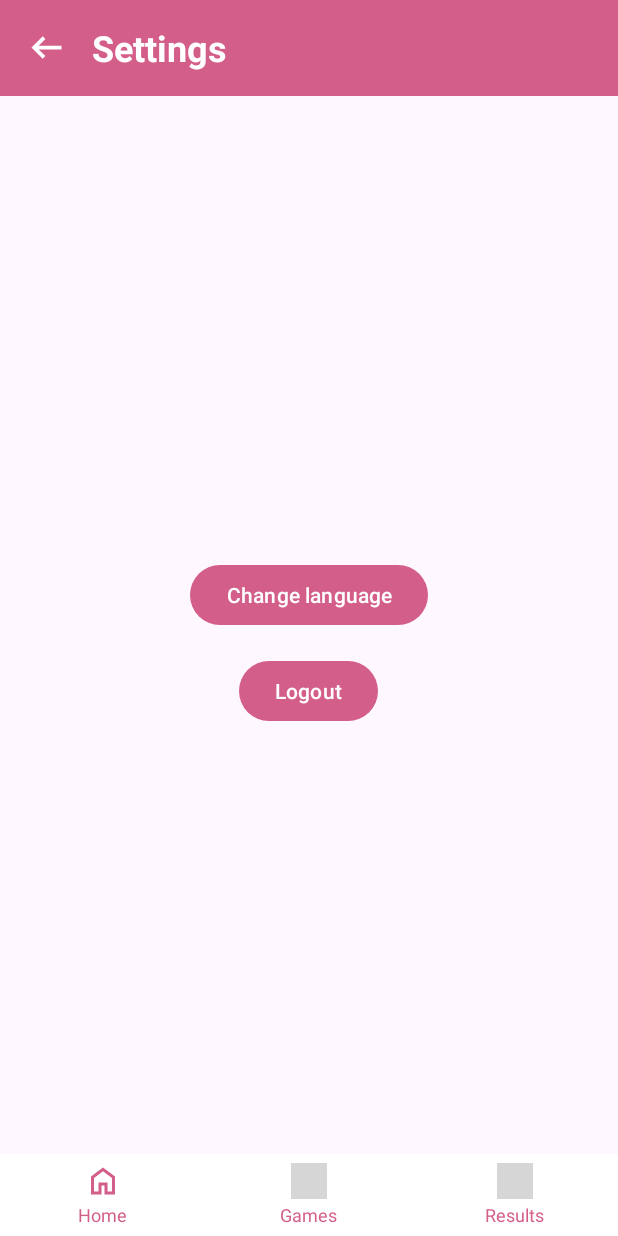
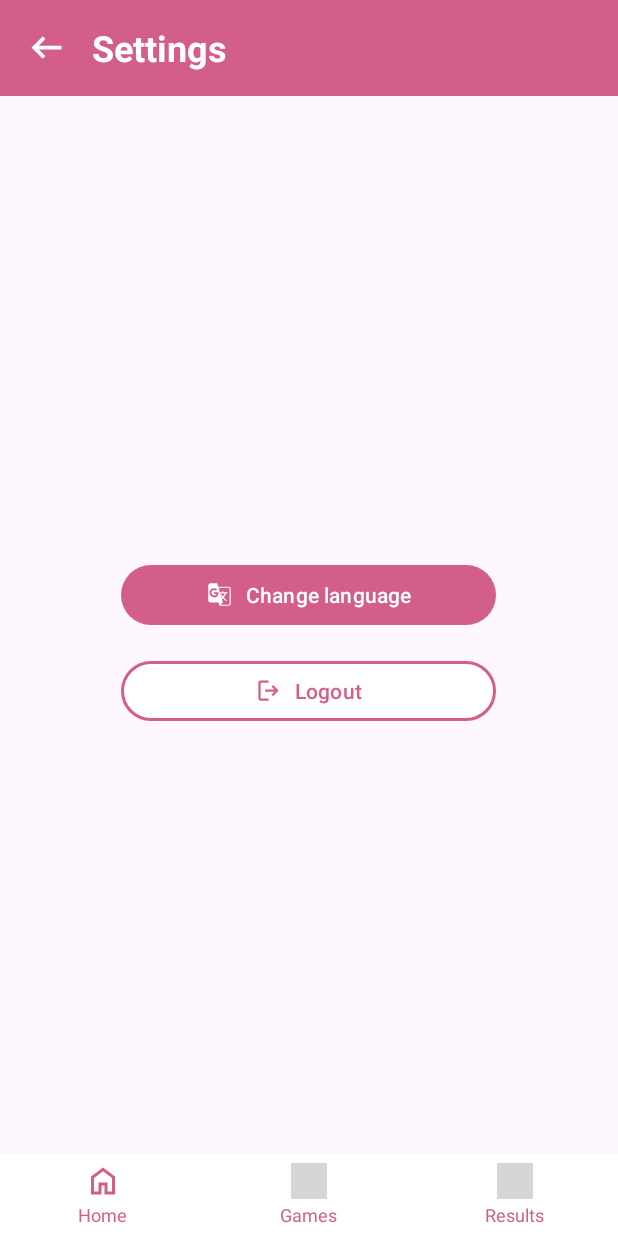
Before and after one commit to TamaraKosovac/Games-collection, an Android app: the SettingsActivity screen opened directly, with no data from a screen before it, on a phone screen of 412 x 824 dp. Run offline under Robolectric (Android 15) with nearby library versions, the phone set to English and light mode, and no system bars; grey boxes are pictures that could not be loaded.

Commit message:
Edit settings page

```diff
--- /dev/null
+++ b/Mozgalica/app/src/main/res/drawable/ic_language.xml
@@ -0,0 +1,9 @@
+<vector xmlns:android="http://schemas.android.com/apk/res/android"
+    android:width="24dp"
+    android:height="24dp"
+    android:viewportWidth="960"
+    android:viewportHeight="960">
+  <path
+      android:pathData="m480,880 l-40,-120L160,760q-33,0 -56.5,-23.5T80,680v-520q0,-33 23.5,-56.5T160,80h240l35,120h365q35,0 57.5,22.5T880,280v520q0,33 -22.5,56.5T800,880L480,880ZM286,584q69,0 113.5,-44.5T444,424q0,-8 -0.5,-14.5T441,396L283,396v62h89q-8,28 -30.5,43.5T287,517q-39,0 -67,-28t-28,-69q0,-41 28,-69t67,-28q18,0 34,6.5t29,19.5l49,-47q-21,-22 -50.5,-34T286,256q-67,0 -114.5,47.5T124,420q0,69 47.5,116.5T286,584ZM554,604 L576,583q-14,-17 -25.5,-33T528,516l26,88ZM604,553q28,-33 42.5,-63t19.5,-47L507,443l12,42h40q8,15 19,32.5t26,35.5ZM520,840h280q18,0 29,-11.5t11,-28.5v-520q0,-18 -11,-29t-29,-11L447,240l47,162h79v-42h41v42h146v41h-51q-10,38 -30,74t-47,67l109,107 -29,29 -108,-108 -36,37 32,111 -80,80Z"
+      android:fillColor="#e3e3e3"/>
+</vector>
--- /dev/null
+++ b/Mozgalica/app/src/main/res/drawable/ic_logout.xml
@@ -0,0 +1,9 @@
+<vector xmlns:android="http://schemas.android.com/apk/res/android"
+    android:width="24dp"
+    android:height="24dp"
+    android:viewportWidth="960"
+    android:viewportHeight="960">
+  <path
+      android:pathData="M200,840q-33,0 -56.5,-23.5T120,760v-560q0,-33 23.5,-56.5T200,120h280v80L200,200v560h280v80L200,840ZM640,680 L585,622 687,520L360,520v-80h327L585,338l55,-58 200,200 -200,200Z"
+      android:fillColor="#e3e3e3"/>
+</vector>
--- a/Mozgalica/app/src/main/res/layout/activity_settings.xml
+++ b/Mozgalica/app/src/main/res/layout/activity_settings.xml
@@ -45,19 +45,32 @@
         android:layout_height="@dimen/zero_width"
         android:layout_weight="1">
 
-        <Button
+        <com.google.android.material.button.MaterialButton
             android:id="@+id/btnChangeLanguage"
+            style="@style/MozgalicaButton"
             android:text="@string/change_language"
             android:layout_width="wrap_content"
             android:layout_height="wrap_content"
             android:layout_marginTop="@dimen/margin_large"
-            android:layout_marginBottom="@dimen/margin_medium" />
+            android:layout_marginBottom="@dimen/margin_medium"
+            android:minWidth="@dimen/menu_button_size"
+            app:icon="@drawable/ic_language"
+            app:iconGravity="textStart"
+            app:iconTint="@color/colorOnPrimary"
+            app:iconPadding="@dimen/game_button_details_margin" />
 
-        <Button
+        <com.google.android.material.button.MaterialButton
             android:id="@+id/btnLogout"
+            style="@style/MozgalicaReverseButton"
             android:text="@string/logout"
             android:layout_width="wrap_content"
-            android:layout_height="wrap_content" />
+            android:layout_height="wrap_content"
+            android:minWidth="@dimen/menu_button_size"
+            app:icon="@drawable/ic_logout"
+            app:iconGravity="textStart"
+            app:iconTint="@color/colorPrimary"
+            app:iconPadding="@dimen/game_button_details_margin" />
+
     </LinearLayout>
 
     <LinearLayout
```
